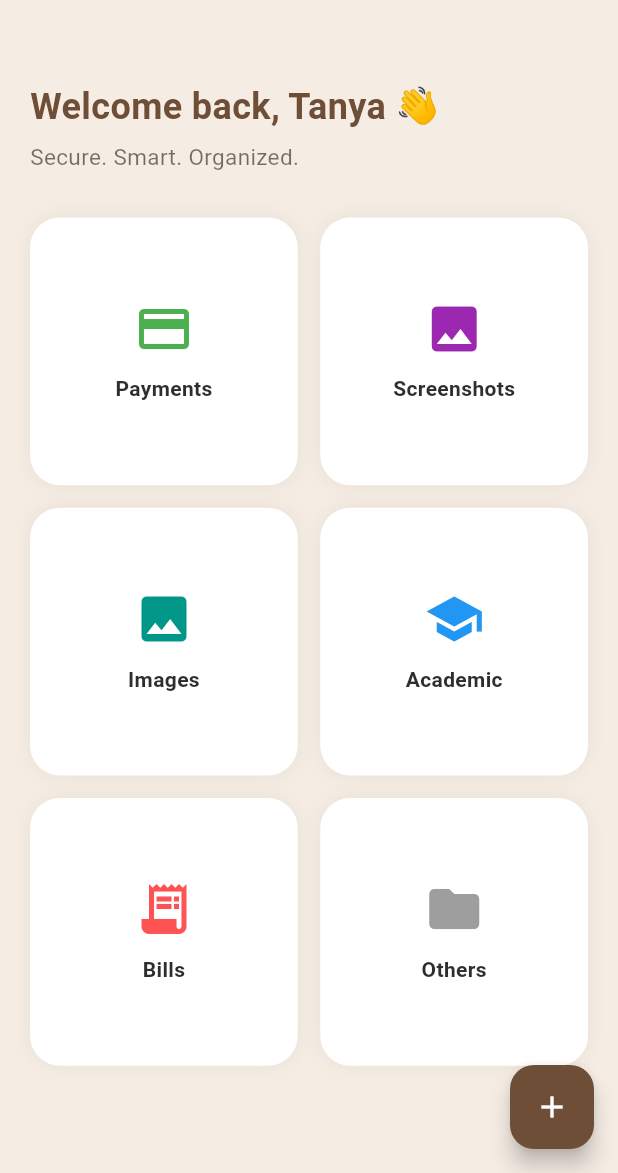
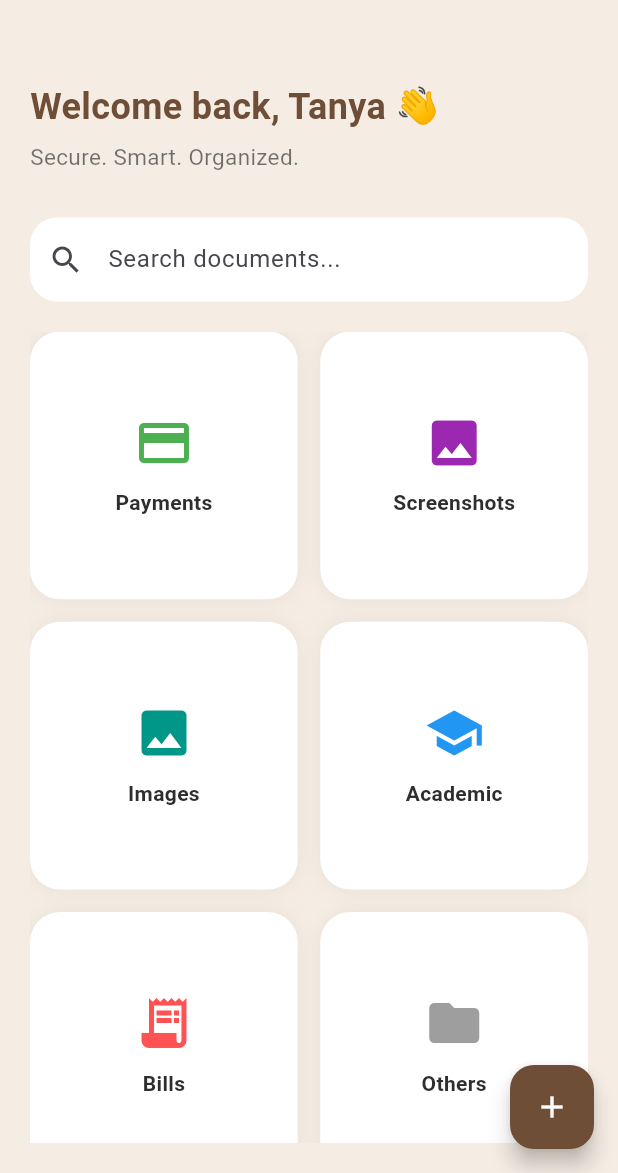
Before and after one commit to tanyagarg88/evidence-locker, a Flutter app: the screen it shows after launch, on a phone screen of 412 x 824 dp, the part 63-1236 px from its top. Run offline on Flutter 3.47's test engine with Material 3 defaults, Android fonts, the phone set to English and light mode, and no system bars; our stand-ins replace file_picker, hive, hive_flutter; accounts and stored records are empty.

Commit message:
Added folder UI, smart search, and improved UX

```diff
--- a/lib/screens/home_screen.dart
+++ b/lib/screens/home_screen.dart
@@ -11,6 +11,7 @@ class HomeScreen extends StatefulWidget {
 }
 
 class _HomeScreenState extends State<HomeScreen> {
+  String searchQuery = "";
   List<Map<String, String>> documents = [];
 
   @override
@@ -56,6 +57,7 @@ class _HomeScreenState extends State<HomeScreen> {
 
             const SizedBox(height: 20),
 
+
             const Text(
               "Welcome back, Tanya 👋",
               style: TextStyle(
@@ -76,10 +78,48 @@ class _HomeScreenState extends State<HomeScreen> {
             ),
 
             const SizedBox(height: 30),
+            TextField(
+              decoration: InputDecoration(
+                hintText: "Search documents...",
+                prefixIcon: const Icon(Icons.search),
+                filled: true,
+                fillColor: Colors.white,
+                border: OutlineInputBorder(
+                  borderRadius: BorderRadius.circular(18),
+                  borderSide: BorderSide.none,
+                ),
+              ),
+              onChanged: (value) {
+                setState(() {
+                  searchQuery = value;
+                });
+              },
+            ),
 
-            // 📂 FOLDER GRID
+            const SizedBox(height: 20),
+
             Expanded(
-              child: GridView.count(
+              child: searchQuery.isNotEmpty
+                  ? ListView.builder(
+                itemCount: documents.length,
+                itemBuilder: (context, index) {
+                  final doc = documents[index];
+
+                  final name = doc["name"]!.toLowerCase();
+                  final category = doc["category"]!.toLowerCase();
+                  final query = searchQuery.toLowerCase();
+
+                  if (!(name.contains(query) || category.contains(query))) {
+                    return const SizedBox();
+                  }
+
+                  return ListTile(
+                    title: Text(doc["name"]!),
+                    subtitle: Text(doc["category"]!),
+                  );
+                }, // ✅ THIS COMMA IS IMPORTANT
+              )
+                  : GridView.count(
                 crossAxisCount: 2,
                 crossAxisSpacing: 15,
                 mainAxisSpacing: 15,
@@ -92,7 +132,7 @@ class _HomeScreenState extends State<HomeScreen> {
                   buildFolderCard("Others", Icons.folder, Colors.grey),
                 ],
               ),
-            ),
+            )
           ],
         ),
       ),
@@ -121,7 +161,6 @@ class _HomeScreenState extends State<HomeScreen> {
     );
   }
 
-  // 📂 Folder Card UI
   Widget buildFolderCard(String title, IconData icon, Color color) {
     return GestureDetector(
       onTap: () {
@@ -135,6 +174,7 @@ class _HomeScreenState extends State<HomeScreen> {
             builder: (context) => FolderScreen(
               title: title,
               documents: filtered,
+              searchQuery: searchQuery,
             ),
           ),
         );
```
Also changed, not shown: lib/screens/folder_screen.dart (+7 -0 lines).
